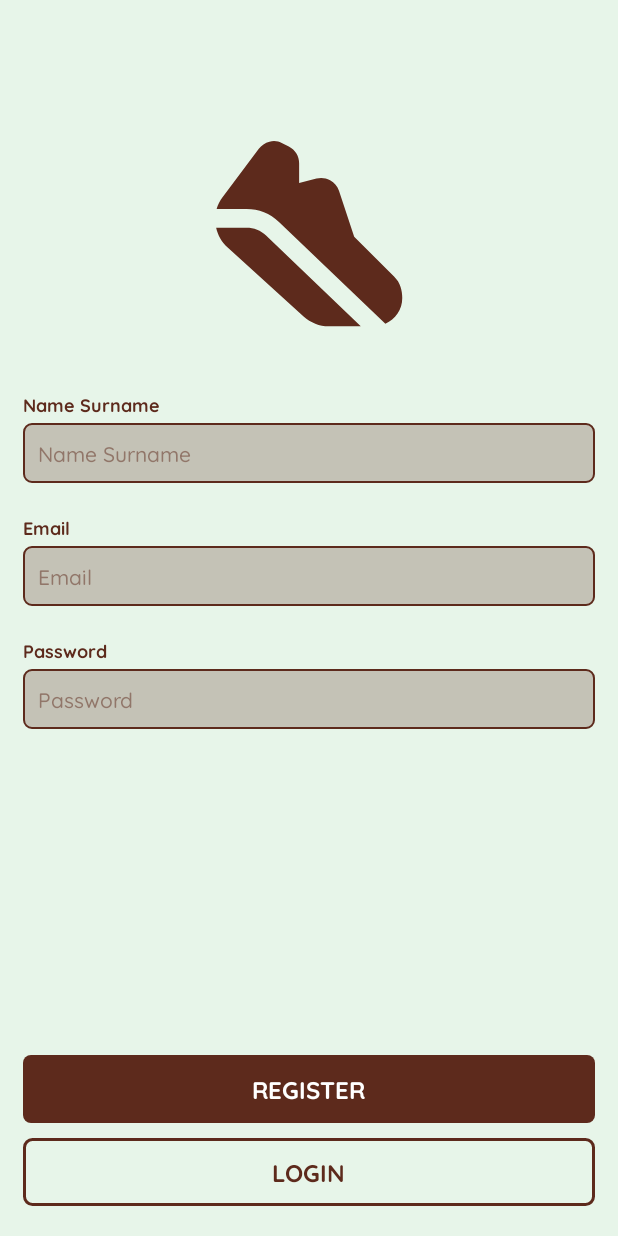
After one commit to 0guzdemirel/GamifiedStepCounterApp, an Android app: the layout activity_register.xml on its own in the app's theme, with its tools: preview values and no code run, on a phone screen of 412 x 824 dp. The commit adds this screen. Run offline under Robolectric (Android 15) with nearby library versions, the phone set to English and light mode, and no system bars.

Commit message:
login - register ui

```diff
--- /dev/null
+++ b/app/src/main/res/drawable/rounded_shape_color_brown_900_opa25_bordered_color_brown_900_rad_5.xml
@@ -0,0 +1,7 @@
+<shape xmlns:android="http://schemas.android.com/apk/res/android">
+    <solid android:color="@color/colorBrown_900_Opa25" />
+    <corners android:radius="5dp" />
+    <stroke
+        android:width="1dp"
+        android:color="@color/colorBrown_900" />
+</shape>
--- /dev/null
+++ b/app/src/main/res/drawable/rounded_shape_color_brown_900_rad_5.xml
@@ -0,0 +1,4 @@
+<shape xmlns:android="http://schemas.android.com/apk/res/android">
+    <solid android:color="@color/colorBrown_900" />
+    <corners android:radius="5dp" />
+</shape>
--- /dev/null
+++ b/app/src/main/res/drawable/rounded_shape_transparent_bordered_color_brown_900_rad_5.xml
@@ -0,0 +1,6 @@
+<shape xmlns:android="http://schemas.android.com/apk/res/android">
+    <corners android:radius="5dp" />
+    <stroke
+        android:width="2dp"
+        android:color="@color/colorBrown_900" />
+</shape>
--- /dev/null
+++ b/app/src/main/res/drawable/step_icon_filled.xml
@@ -0,0 +1,13 @@
+<vector xmlns:android="http://schemas.android.com/apk/res/android"
+    android:width="50dp"
+    android:height="50dp"
+    android:viewportWidth="50"
+    android:viewportHeight="50">
+  <group>
+    <clip-path
+        android:pathData="M0,0h50v50h-50z"/>
+    <path
+        android:pathData="M11.25,19.792H4.583C4.722,19.306 4.905,18.846 5.13,18.412C5.356,17.978 5.625,17.552 5.937,17.135L13.958,6.406C14.549,5.608 15.339,5.078 16.328,4.818C17.318,4.557 18.264,4.67 19.167,5.156L20.625,5.885C21.354,6.267 21.918,6.788 22.318,7.448C22.717,8.108 22.917,8.837 22.917,9.635V14.01L26.771,13.021C27.813,12.743 28.819,12.873 29.792,13.411C30.764,13.95 31.424,14.722 31.771,15.729L35.156,25.938L44.01,34.792C44.705,35.486 45.182,36.233 45.443,37.031C45.703,37.83 45.833,38.681 45.833,39.583C45.833,40.868 45.486,42.014 44.792,43.021C44.097,44.028 43.194,44.774 42.083,45.261L18.438,22.656C17.431,21.719 16.319,21.007 15.104,20.521C13.889,20.035 12.604,19.792 11.25,19.792ZM29.479,45.833C28.438,45.833 27.448,45.642 26.51,45.261C25.573,44.879 24.705,44.34 23.906,43.646L6.979,28.281C6.319,27.691 5.781,27.023 5.365,26.276C4.948,25.53 4.653,24.757 4.479,23.958H11.25C12.049,23.958 12.821,24.097 13.568,24.375C14.314,24.653 14.983,25.087 15.573,25.677L36.615,45.833H29.479Z"
+        android:fillColor="#ffffff"/>
+  </group>
+</vector>
--- /dev/null
+++ b/app/src/main/res/layout/activity_register.xml
@@ -0,0 +1,173 @@
+<?xml version="1.0" encoding="utf-8"?>
+<RelativeLayout xmlns:android="http://schemas.android.com/apk/res/android"
+    xmlns:app="http://schemas.android.com/apk/res-auto"
+    android:layout_width="match_parent"
+    android:layout_height="match_parent"
+    android:background="@color/colorGreen_50">
+
+    <ImageView
+        android:id="@+id/icon"
+        android:layout_width="150dp"
+        android:layout_height="150dp"
+        android:layout_centerHorizontal="true"
+        android:layout_marginTop="80dp"
+        android:src="@drawable/step_icon_filled"
+        app:tint="@color/colorBrown_900" />
+
+    <LinearLayout
+        android:layout_width="match_parent"
+        android:layout_height="wrap_content"
+        android:layout_below="@id/icon"
+        android:layout_marginHorizontal="15dp"
+        android:layout_marginTop="30dp"
+        android:orientation="vertical">
+
+        <LinearLayout
+            android:layout_width="match_parent"
+            android:layout_height="wrap_content"
+            android:orientation="vertical">
+
+            <TextView
+                android:layout_width="wrap_content"
+                android:layout_height="wrap_content"
+                android:fontFamily="@font/quicksand_bold"
+                android:text="@string/nameSurname"
+                android:textColor="@color/colorBrown_900"
+                android:textSize="12sp" />
+
+            <EditText
+                android:id="@+id/nameET"
+                android:layout_width="match_parent"
+                android:layout_height="40dp"
+                android:layout_marginTop="3dp"
+                android:background="@drawable/rounded_shape_color_brown_900_opa25_bordered_color_brown_900_rad_5"
+                android:fontFamily="@font/quicksand_medium"
+                android:gravity="center_vertical"
+                android:hint="@string/nameSurname"
+                android:inputType="textEmailAddress"
+                android:paddingHorizontal="10dp"
+                android:textColor="@color/colorBrown_900"
+                android:textColorHint="@color/colorBrown_900_Opa50"
+                android:textSize="14sp" />
+
+        </LinearLayout>
+
+        <LinearLayout
+            android:layout_width="match_parent"
+            android:layout_height="wrap_content"
+            android:layout_marginTop="20dp"
+            android:orientation="vertical">
+
+            <TextView
+                android:layout_width="wrap_content"
+                android:layout_height="wrap_content"
+                android:fontFamily="@font/quicksand_bold"
+                android:text="@string/email"
+                android:textColor="@color/colorBrown_900"
+                android:textSize="12sp" />
+
+            <EditText
+                android:id="@+id/emailET"
+                android:layout_width="match_parent"
+                android:layout_height="40dp"
+                android:layout_marginTop="3dp"
+                android:background="@drawable/rounded_shape_color_brown_900_opa25_bordered_color_brown_900_rad_5"
+                android:fontFamily="@font/quicksand_medium"
+                android:gravity="center_vertical"
+                android:hint="@string/email"
+                android:inputType="textEmailAddress"
+                android:paddingHorizontal="10dp"
+                android:textColor="@color/colorBrown_900"
+                android:textColorHint="@color/colorBrown_900_Opa50"
+                android:textSize="14sp" />
+
+        </LinearLayout>
+
+        <LinearLayout
+            android:layout_width="match_parent"
+            android:layout_height="wrap_content"
+            android:layout_marginTop="20dp"
+            android:orientation="vertical">
+
+            <TextView
+                android:layout_width="wrap_content"
+                android:layout_height="wrap_content"
+                android:fontFamily="@font/quicksand_bold"
+                android:text="@string/password"
+                android:textColor="@color/colorBrown_900"
+                android:textSize="12sp" />
+
+            <EditText
+                android:id="@+id/passwordET"
+                android:layout_width="match_parent"
+                android:layout_height="40dp"
+                android:layout_marginTop="3dp"
+                android:background="@drawable/rounded_shape_color_brown_900_opa25_bordered_color_brown_900_rad_5"
+                android:fontFamily="@font/quicksand_medium"
+                android:gravity="center_vertical"
+                android:hint="@string/password"
+                android:inputType="textPassword"
+                android:paddingHorizontal="10dp"
+                android:textColor="@color/colorBrown_900"
+                android:textColorHint="@color/colorBrown_900_Opa50"
+                android:textSize="14sp" />
+
+        </LinearLayout>
+
+    </LinearLayout>
+
+    <LinearLayout
+        android:layout_width="match_parent"
+        android:layout_height="wrap_content"
+        android:layout_alignParentBottom="true"
+        android:layout_marginHorizontal="15dp"
+        android:layout_marginBottom="20dp"
+        android:orientation="vertical">
+
+        <RelativeLayout
+            android:id="@+id/registerRL"
+            android:layout_width="match_parent"
+            android:layout_height="45dp"
+            android:background="@drawable/rounded_shape_color_brown_900_rad_5">
+
+            <TextView
+                android:id="@+id/registerBtnText"
+                android:layout_width="wrap_content"
+                android:layout_height="wrap_content"
+                android:layout_centerInParent="true"
+                android:fontFamily="@font/quicksand_bold"
+                android:text="@string/registerAllCaps"
+                android:textColor="@color/white"
+                android:textSize="16sp" />
+
+            <ProgressBar
+                android:id="@+id/registerBtnPB"
+                android:layout_width="20dp"
+                android:layout_height="20dp"
+                android:layout_centerInParent="true"
+                android:indeterminateTint="@color/white"
+                android:visibility="gone" />
+
+        </RelativeLayout>
+
+        <RelativeLayout
+            android:id="@+id/loginRL"
+            android:layout_width="match_parent"
+            android:layout_height="45dp"
+            android:layout_marginTop="10dp"
+            android:background="@drawable/rounded_shape_transparent_bordered_color_brown_900_rad_5">
+
+            <TextView
+                android:layout_width="wrap_content"
+                android:layout_height="wrap_content"
+                android:layout_centerInParent="true"
+                android:fontFamily="@font/quicksand_bold"
+                android:text="@string/loginAllCaps"
+                android:textColor="@color/colorBrown_900"
+                android:textSize="16sp" />
+
+        </RelativeLayout>
+
+    </LinearLayout>
+
+</RelativeLayout>
--- a/app/src/main/res/values/colors.xml
+++ b/app/src/main/res/values/colors.xml
@@ -13,6 +13,7 @@
     <color name="colorGreen_200">#A0D4A5</color>
     <color name="colorGreen_100">#C5E5C8</color>
     <color name="colorGreen_50">#E7F5E9</color>
+    <color name="colorGreen_600_Opa10">#1a369C44</color>
 
     <color name="colorBrown_900">#5D2A1C</color>
     <color name="colorBrown_800">#6D3825</color>
@@ -24,5 +25,7 @@
     <color name="colorBrown_200">#DEAB93</color>
     <color name="colorBrown_100">#F7CAB3</color>
     <color name="colorBrown_50">#FFE7CE</color>
+    <color name="colorBrown_900_Opa25">#405D2A1C</color>
+    <color name="colorBrown_900_Opa50">#805D2A1C</color>
 
 </resources>
--- a/app/src/main/res/values/strings.xml
+++ b/app/src/main/res/values/strings.xml
@@ -1,5 +1,10 @@
 <resources>
     <string name="app_name">GamifiedStepCounterApp</string>
-    <!-- TODO: Remove or change this placeholder text -->
-    <string name="hello_blank_fragment">Hello blank fragment</string>
+
+    <string name="nameSurname">Name Surname</string>
+    <string name="email">Email</string>
+    <string name="password">Password</string>
+    <string name="loginAllCaps">LOGIN</string>
+    <string name="registerAllCaps">REGISTER</string>
+
 </resources>
```
Also changed, not shown: app/src/main/res/drawable/step_icon.xml (added, +13 -0 lines), app/src/main/res/layout/activity_login.xml (added, +142 -0 lines), app/src/main/res/layout/activity_main.xml (+3 -14 lines), app/src/main/res/layout/activity_splash.xml (added, +17 -0 lines), app/src/main/res/font/quicksand_bold.ttf (added), app/src/main/res/font/quicksand_light.ttf (added), app/src/main/res/font/quicksand_medium.ttf (added), app/src/main/res/font/quicksand_regular.ttf (added), app/src/main/res/font/quicksand_semibold.ttf (added).
